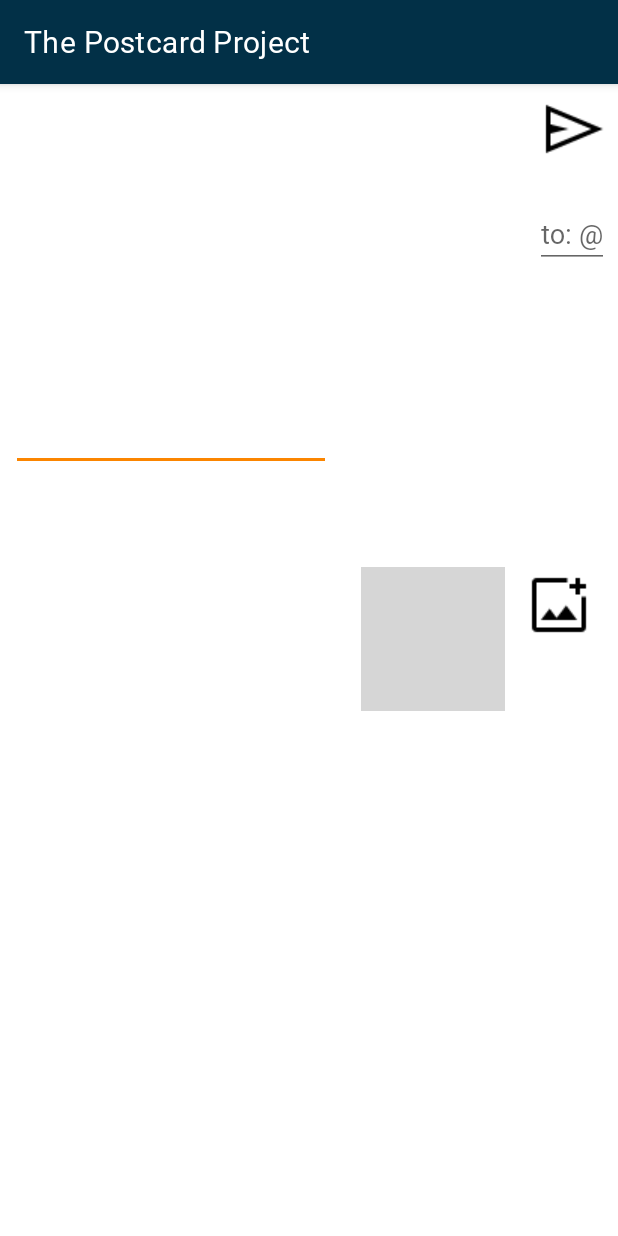
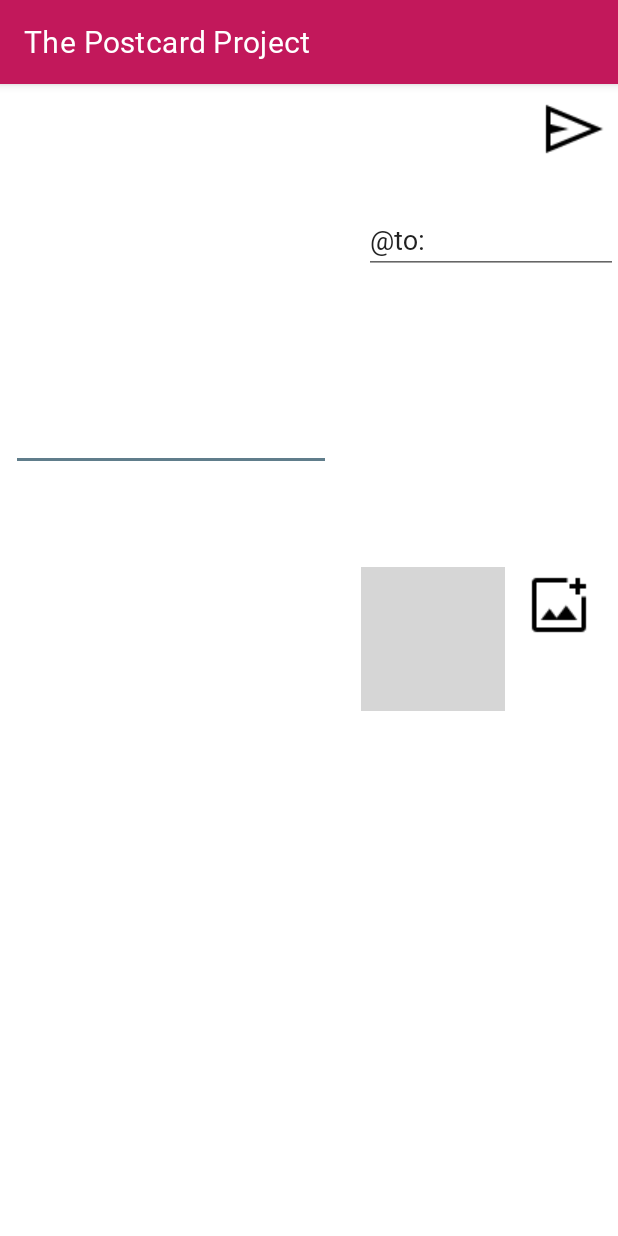
Before and after one commit to jakinng/the-postcard-project, an Android app: the fragment CreateFragment shown on its own in the app's theme, on a phone screen of 412 x 824 dp. Run offline under Robolectric (Android 15) with nearby library versions, the phone set to English and light mode, and no system bars; libraries missing offline, so code that uses them is left out: com.parse; pictures from the network do not load; 2 statements that could not run were skipped; grey boxes are pictures that could not be loaded.

Commit message:
Added autocomplete for usernames in the create fragment

```diff
--- a/app/src/main/java/com/example/thepostcardproject/fragments/CreateFragment.java
+++ b/app/src/main/java/com/example/thepostcardproject/fragments/CreateFragment.java
@@ -30,10 +30,14 @@
 import android.os.Environment;
 import android.provider.MediaStore;
 import android.provider.Settings;
+import android.text.Editable;
+import android.text.TextWatcher;
 import android.util.Log;
 import android.view.LayoutInflater;
 import android.view.View;
 import android.view.ViewGroup;
+import android.widget.ArrayAdapter;
+import android.widget.AutoCompleteTextView;
 import android.widget.EditText;
 import android.widget.ImageButton;
 import android.widget.ImageView;
@@ -59,6 +63,7 @@
 import java.io.FileOutputStream;
 import java.io.IOException;
 import java.text.SimpleDateFormat;
+import java.util.ArrayList;
 import java.util.Date;
 import java.util.List;
 
@@ -73,16 +78,19 @@
     public final static int PICK_PHOTO_CODE = 1046;
 
 
-    EditText etMessage;
-    EditText etSendTo;
-    ImageButton ibSendPostcard;
-    ImageView ivCoverPhoto;
-    ImageView ivOpenCamera;
-    ImageView ivOpenGallery;
+    private EditText etMessage;
+//    private EditText etSendTo;
+    private ImageButton ibSendPostcard;
+    private ImageView ivCoverPhoto;
+    private ImageView ivOpenCamera;
+    private ImageView ivOpenGallery;
+    private AutoCompleteTextView actvUsernameTo;
+
 
     ActivityResultLauncher<String> requestPermissionLauncher;
     String photoFilePath;
     File photoFile;
+    private ArrayAdapter<String> usernameAdapter;
 
     public CreateFragment() {
         // Required empty public constructor
@@ -113,6 +121,7 @@
         setupCameraButton();
         setupGalleryButton();
         setupSendButton();
+        setupUsernameAutocomplete();
     }
 
     @Override
@@ -168,11 +177,12 @@
      */
     private void setupViews(View view) {
         etMessage = view.findViewById(R.id.et_message);
-        etSendTo = view.findViewById(R.id.et_sendto);
+//        etSendTo = view.findViewById(R.id.et_sendto);
         ibSendPostcard = view.findViewById(R.id.ib_send_postcard);
         ivCoverPhoto = view.findViewById(R.id.iv_cover_photo);
         ivOpenCamera = view.findViewById(R.id.iv_open_camera);
         ivOpenGallery = view.findViewById(R.id.iv_open_gallery);
+        actvUsernameTo = view.findViewById(R.id.actv_username);
     }
 
     // ***************************************************
@@ -184,7 +194,8 @@
             @Override
             public void onClick(View v) {
                 String message = etMessage.getText().toString();
-                String userTo = etSendTo.getText().toString();
+//                String userTo = etSendTo.getText().toString();
+                String userTo = actvUsernameTo.getText().toString();
                 if (message == null) {
                     Snackbar.make(ibSendPostcard, "Your postcard message is empty!", Snackbar.LENGTH_SHORT).show();
                 } else if (userTo == null) {
@@ -220,7 +231,8 @@
                                     Snackbar.make(ibSendPostcard, "Postcard has been sent!", Snackbar.LENGTH_SHORT).show();
                                     // Clear the visual fields
                                     etMessage.setText(null);
-                                    etSendTo.setText(null);
+//                                    etSendTo.setText(null);
+                                    actvUsernameTo.setText(null);
                                     ivCoverPhoto.setImageResource(0);
                                 } else {
                                     Log.d(TAG, e.getMessage());
@@ -238,6 +250,49 @@
                 }
             }
         });
+    }
+
+    // ***************************************************
+    // **     AUTOCOMPLETE FOR SENDING BY USERNAME      **
+    // ***************************************************
+
+    private void setupUsernameAutocomplete() {
+        // TODO : make this to stuff look better
+        String to = "@to: ";
+        actvUsernameTo.setText(to);
+        actvUsernameTo.addTextChangedListener(new TextWatcher() {
+            @Override
+            public void beforeTextChanged(CharSequence s, int start, int count, int after) {}
+
+            @Override
+            public void onTextChanged(CharSequence s, int start, int before, int count) {}
+
+            @Override
+            public void afterTextChanged(Editable s) {
+                if(s.length() < to.length()){
+                    actvUsernameTo.setText(to); //set editext with "To" again like has been initialized
+                    actvUsernameTo.setSelection(actvUsernameTo.getText().length()); // to make cursor in end of text
+                }
+            }
+        });
+
+        ArrayList<String> usernames = new ArrayList<>();
+        ParseQuery<ParseUser> query = ParseUser.getQuery();
+        query.findInBackground(new FindCallback<ParseUser>() {
+            @Override
+            public void done(List<ParseUser> users, ParseException e) {
+                if (e == null) {
+                    for (ParseUser parseUser : users) {
+                        User user = (User) parseUser;
+                        usernames.add(to + user.getUsername());
+                    }
+                    usernameAdapter = new ArrayAdapter<String>(getContext(), android.R.layout.simple_dropdown_item_1line, usernames);
+                    actvUsernameTo.setAdapter(usernameAdapter);
+                }
+            }
+        });
+
+
     }
 
     // ***************************************************
--- a/app/src/main/java/com/example/thepostcardproject/fragments/HomeFragment.java
+++ b/app/src/main/java/com/example/thepostcardproject/fragments/HomeFragment.java
@@ -108,7 +108,7 @@
         ParseQuery<Postcard> query = ParseQuery.getQuery(Postcard.class);
         query.whereEqualTo(KEY_USER_TO, ParseUser.getCurrentUser());
         query.setLimit(LOAD_AT_ONCE);
-//        query.addDescendingOrder("createdAt");
+        query.addDescendingOrder("createdAt");
 
         query.setSkip(limit);
         // TODO : if limit == 0 and postcards.size() == 0, show "no postcards!"
--- a/app/src/main/res/layout/fragment_create.xml
+++ b/app/src/main/res/layout/fragment_create.xml
@@ -21,18 +21,17 @@
         android:textColor="@color/postcard_black"
         tools:text="Dear Mom, I am doing well in Las Vegas. Love, Jakin" />
 
-    <EditText
-        android:id="@+id/et_sendto"
-        android:layout_width="wrap_content"
+
+    <AutoCompleteTextView
+        android:id="@+id/actv_username"
+        android:layout_width="180dp"
         android:layout_height="wrap_content"
-        android:layout_alignTop="@+id/et_message"
-        android:layout_alignParentEnd="true"
-        android:layout_marginStart="12dp"
-        android:layout_marginTop="14dp"
-        android:layout_marginEnd="6dp"
-        android:hint="to: \@"
-        android:textColor="@color/postcard_light_blue" />
-
+        android:layout_below="@+id/ib_send_postcard"
+        android:layout_marginStart="22dp"
+        android:layout_marginTop="27dp"
+        android:layout_toEndOf="@+id/et_message"
+        android:completionThreshold="1"
+        android:hint="\@to"/>
     <ImageButton
         android:id="@+id/ib_send_postcard"
         android:layout_width="wrap_content"
--- /dev/null
+++ b/app/src/main/res/values/colors_pink_blue_grey.xml
@@ -0,0 +1,13 @@
+<?xml version="1.0" encoding="utf-8"?>
+<!-- Palette generated by Material Palette - materialpalette.com/pink/blue-grey -->
+
+<resources>
+  <color name="primary">#C2185B</color>
+  <color name="primary_dark">#C2185B</color>
+  <color name="primary_light">#F8BBD0</color>
+  <color name="accent">#607D8B</color>
+  <color name="primary_text">#212121</color>
+  <color name="secondary_text">#757575</color>
+  <color name="icons">#FFFFFF</color>
+  <color name="divider">#BDBDBD</color>
+</resources>
--- a/app/src/main/res/values/themes.xml
+++ b/app/src/main/res/values/themes.xml
@@ -2,20 +2,21 @@
     <!-- Base application theme. -->
     <style name="Theme.ThePostcardProject" parent="Theme.MaterialComponents.DayNight.DarkActionBar">
         <!-- Primary brand color. -->
-        <item name="colorPrimary">@color/postcard_dark_blue</item>
-        <item name="colorPrimaryVariant">@color/postcard_medium_blue</item>
-        <item name="colorOnPrimary">@color/white</item>
+        <item name="colorPrimary">@color/primary</item>
+        <item name="colorPrimaryVariant">@color/primary_dark</item>
+        <item name="colorOnPrimary">@color/primary_text</item>
 
         <!-- Secondary brand color. -->
-        <item name="colorSecondary">@color/postcard_dark_orange</item>
-        <item name="colorSecondaryVariant">@color/postcard_light_orange</item>
-        <item name="colorOnSecondary">@color/black</item>
+        <item name="colorSecondary">@color/accent</item>
+        <item name="colorSecondaryVariant">@color/accent</item>
+        <item name="colorOnSecondary">@color/white</item>
 
         <!-- Status bar color. -->
         <item name="android:statusBarColor" tools:targetApi="l">?attr/colorPrimaryVariant</item>
 
         <item name="android:colorBackground">@color/white</item>
         <item name="android:fontFamily">@font/fira_sans</item>
+
     </style>
         <style name="TextAppearance.MdcTypographyStyles.Headline1" parent="TextAppearance.MaterialComponents.Headline1">
             <item name="fontFamily">@font/fira_sans</item>
```
